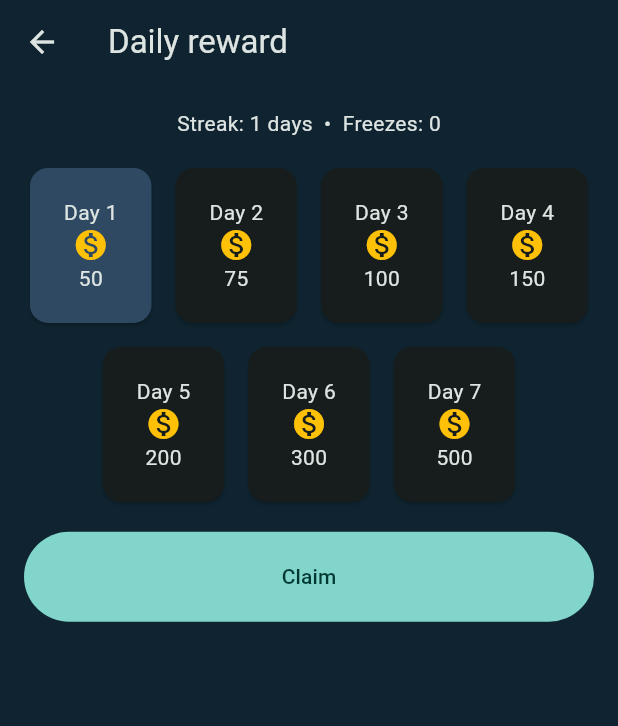
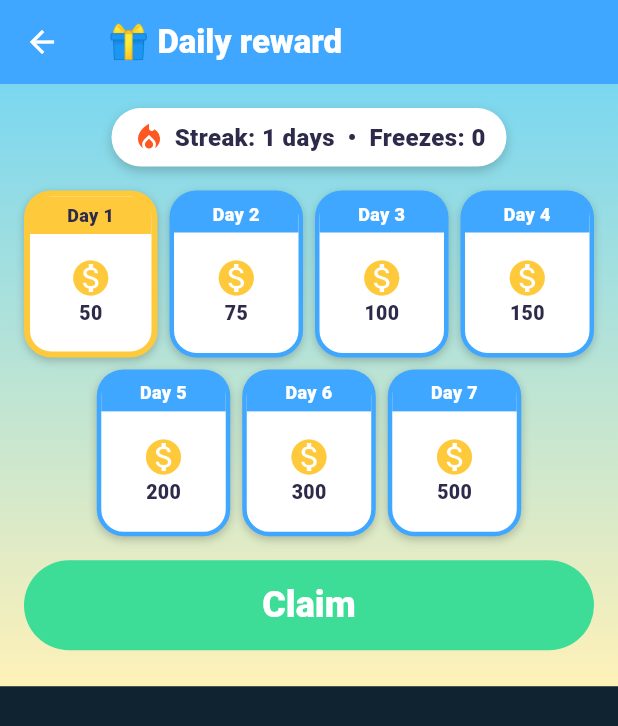
Before and after one commit to ya-spark/game-factory, a Flutter app: the screen it shows after launch, after a tap on "Daily reward", on a phone screen of 412 x 824 dp. Shown: the top 726 px of the screen. Run offline on Flutter 3.47's test engine with Material 3 defaults, Android fonts, the phone set to English and light mode, and no system bars; our stand-ins replace flutter_local_notifications, flutter_timezone, google_mobile_ads, in_app_purchase, shared_preferences, timezone and 1 more; missing offline and left inert: flame, games_services.

Commit message:
Colorful daily reward, settings and shop screens (same kid-friendly style as challenges)
Co-Authored-By: Claude Sonnet 5.5 <noreply@anthropic.com>

```diff
--- a/template/flutter-game-template/lib/ui/daily_reward_screen.dart
+++ b/template/flutter-game-template/lib/ui/daily_reward_screen.dart
@@ -3,6 +3,7 @@ import 'package:flutter/material.dart';
 import '../core/retention/daily_reward.dart';
 import '../core/services.dart';
 import 'test_ids.dart';
+import 'widgets.dart';
 
 class DailyRewardScreen extends StatelessWidget {
   const DailyRewardScreen({super.key});
@@ -15,8 +16,16 @@ class DailyRewardScreen extends StatelessWidget {
     final s = ServicesScope.of(context);
     final profile = s.profile;
     return Scaffold(
-      appBar: AppBar(title: const Text('Daily reward')),
-      body: ListenableBuilder(
+      appBar: AppBar(
+        title: const Text(
+          '\u{1F381} Daily reward',
+          style: TextStyle(fontWeight: FontWeight.w900),
+        ),
+        backgroundColor: KidColors.ocean,
+        foregroundColor: Colors.white,
+      ),
+      body: KidPage(
+        child: ListenableBuilder(
           listenable: profile,
           builder: (context, _) {
             final today = profile.dailyRewardDayToClaim;
@@ -26,15 +35,17 @@ class DailyRewardScreen extends StatelessWidget {
                 ? today
                 : (today == 0 ? DailyRewardEngine.cycleLength : today);
             final inset = MediaQuery.viewPaddingOf(context).bottom;
-          return SafeArea(
-            child: SingleChildScrollView(
+            return SingleChildScrollView(
               padding: EdgeInsets.fromLTRB(16, 16, 16, 24 + inset),
               child: Column(
                 children: [
                   if (s.config.retention.streaks)
-                    Text(
+                    StatChip(
+                      key: TestIds.dailyStreak,
+                      icon: Icons.local_fire_department,
+                      color: Colors.deepOrange,
+                      label:
                           'Streak: ${profile.displayStreak} days  •  Freezes: ${profile.data.streak.freezes}',
-                      key: TestIds.dailyStreak,
                     ),
                   const SizedBox(height: 16),
                   Wrap(
@@ -46,28 +57,13 @@ class DailyRewardScreen extends StatelessWidget {
                         SizedBox(
                           width: _cardWidth(context),
                           height: _cardWidth(context) / 0.8,
-                          child: Card(
+                          child: _DayCard(
                             key: TestIds.dailyDay(i),
-                            color: i < claimedThrough
-                                ? Theme.of(context).colorScheme.primaryContainer
-                                : (i == today && available
-                                      ? Theme.of(context)
-                                            .colorScheme
-                                            .tertiaryContainer
-                                      : null),
-                            child: Column(
-                              mainAxisAlignment: MainAxisAlignment.center,
-                              children: [
-                                Text('Day ${i + 1}'),
-                                const Icon(
-                                  Icons.monetization_on,
-                                  color: Colors.amber,
-                                ),
-                                Text('${DailyRewardEngine.coinsByDay[i]}'),
-                                if (i < claimedThrough)
-                                  const Icon(Icons.check, size: 16),
-                              ],
-                            ),
+                            day: i + 1,
+                            icon: Icons.monetization_on,
+                            label: '${DailyRewardEngine.coinsByDay[i]}',
+                            done: i < claimedThrough,
+                            today: i == today && available,
                           ),
                         ),
                     ],
@@ -78,6 +74,15 @@ class DailyRewardScreen extends StatelessWidget {
                     height: 60,
                     child: FilledButton(
                       key: TestIds.dailyClaim,
+                      style: FilledButton.styleFrom(
+                        backgroundColor: KidColors.mint,
+                        foregroundColor: Colors.white,
+                        textStyle: const TextStyle(
+                          fontSize: 24,
+                          fontWeight: FontWeight.w900,
+                        ),
+                        shape: const StadiumBorder(),
+                      ),
                       onPressed: available
                           ? () async {
                               final coins = await profile.claimDailyReward();
@@ -93,10 +98,92 @@ class DailyRewardScreen extends StatelessWidget {
                   ),
                 ],
               ),
-            ),
             );
           },
+        ),
       ),
     );
   }
 }
+
+class _DayCard extends StatelessWidget {
+  const _DayCard({
+    super.key,
+    required this.day,
+    required this.icon,
+    required this.label,
+    required this.done,
+    required this.today,
+  });
+  final int day;
+  final IconData icon;
+  final String label;
+  final bool done;
+  final bool today;
+
+  @override
+  Widget build(BuildContext context) {
+    final top = done
+        ? KidColors.mint
+        : (today ? KidColors.sun : KidColors.ocean);
+    return Container(
+      decoration: BoxDecoration(
+        color: done ? const Color(0xFFD9F9E6) : Colors.white,
+        borderRadius: BorderRadius.circular(18),
+        border: Border.all(color: top, width: today ? 4 : 3),
+        boxShadow: const [
+          BoxShadow(
+            color: Color(0x33000000),
+            blurRadius: 4,
+            offset: Offset(0, 2),
+          ),
+        ],
+      ),
+      clipBehavior: Clip.antiAlias,
+      child: Column(
+        children: [
+          Container(
+            width: double.infinity,
+            color: top,
+            padding: const EdgeInsets.symmetric(vertical: 4),
+            child: Text(
+              'Day $day',
+              textAlign: TextAlign.center,
+              style: TextStyle(
+                fontSize: 12,
+                fontWeight: FontWeight.w900,
+                color: today ? KidColors.ink : Colors.white,
+              ),
+            ),
+          ),
+          Expanded(
+            child: FittedBox(
+              fit: BoxFit.scaleDown,
+              child: Column(
+                mainAxisAlignment: MainAxisAlignment.center,
+                children: [
+                  Icon(icon, color: KidColors.sun, size: 28),
+                  Text(
+                    label,
+                    textAlign: TextAlign.center,
+                    style: const TextStyle(
+                      fontSize: 13,
+                      fontWeight: FontWeight.w800,
+                      color: KidColors.ink,
+                    ),
+                  ),
+                  if (done)
+                    const Icon(
+                      Icons.check_circle,
+                      size: 18,
+                      color: KidColors.mint,
+                    ),
+                ],
+              ),
+            ),
+          ),
+        ],
+      ),
+    );
+  }
+}
--- a/template/flutter-game-template/lib/ui/widgets.dart
+++ b/template/flutter-game-template/lib/ui/widgets.dart
@@ -50,12 +50,17 @@ class StatChip extends StatelessWidget {
       children: [
         Icon(icon, size: 22, color: color ?? KidColors.grape),
         const SizedBox(width: 6),
-        Text(
-          label,
-          style: const TextStyle(
-            fontSize: 16,
-            fontWeight: FontWeight.w800,
-            color: KidColors.ink,
+        Flexible(
+          child: FittedBox(
+            fit: BoxFit.scaleDown,
+            child: Text(
+              label,
+              style: const TextStyle(
+                fontSize: 16,
+                fontWeight: FontWeight.w800,
+                color: KidColors.ink,
+              ),
+            ),
           ),
         ),
       ],
@@ -215,3 +220,39 @@ class _BadgeDot extends StatelessWidget {
     ],
   );
 }
+
+/// White rounded card that groups a row on the colorful menu screens.
+class KidPanel extends StatelessWidget {
+  const KidPanel({super.key, required this.child});
+  final Widget child;
+
+  @override
+  Widget build(BuildContext context) => Container(
+    margin: const EdgeInsets.symmetric(vertical: 6),
+    decoration: BoxDecoration(
+      color: const Color(0xF2FFFFFF),
+      borderRadius: BorderRadius.circular(22),
+      boxShadow: const [
+        BoxShadow(
+          color: Color(0x22000000),
+          blurRadius: 6,
+          offset: Offset(0, 3),
+        ),
+      ],
+    ),
+    clipBehavior: Clip.antiAlias,
+    child: Material(type: MaterialType.transparency, child: child),
+  );
+}
+
+/// Colorful full-page background with safe-area padding for the menu screens.
+class KidPage extends StatelessWidget {
+  const KidPage({super.key, required this.child});
+  final Widget child;
+
+  @override
+  Widget build(BuildContext context) => DecoratedBox(
+    decoration: KidColors.background,
+    child: SafeArea(child: child),
+  );
+}
```
Also changed, not shown: template/flutter-game-template/lib/ui/settings_screen.dart (+34 -9 lines), template/flutter-game-template/lib/ui/shop_screen.dart (+14 -3 lines). Lines whose indentation alone changed are shown as unchanged.
